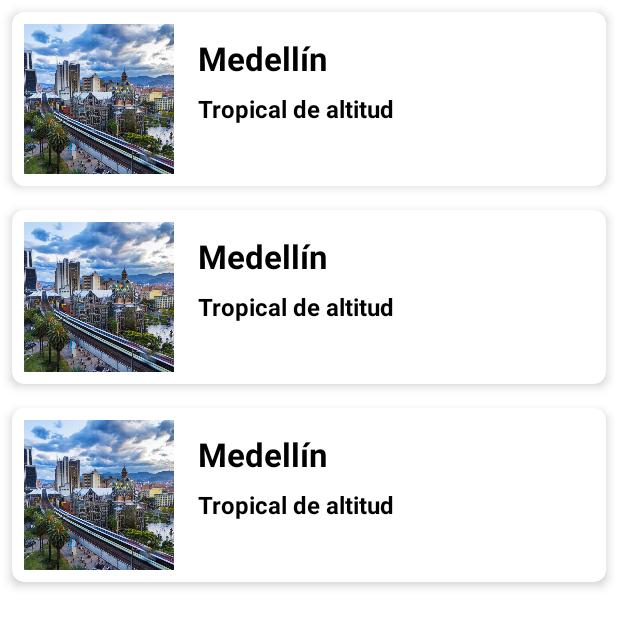
After one commit to fedeasaldar3/HelloWorld3, an Android app: the layout activity_list_places.xml on its own in the app's theme, with its tools: preview values and no code run, on a phone screen of 412 x 824 dp. The commit adds this screen. Shown: the top 627 px of the screen. Run offline under Robolectric (Android 15) with nearby library versions, the phone set to English and light mode, and no system bars.

Commit message:
* RecyclerView added with local data, but images usings links and Picasso Library

```diff
--- a/app/build.gradle
+++ b/app/build.gradle
@@ -38,6 +38,7 @@ dependencies {
     implementation 'androidx.appcompat:appcompat:1.6.1'
     implementation 'com.google.android.material:material:1.11.0'
     implementation 'androidx.constraintlayout:constraintlayout:2.1.4'
+    implementation 'com.squareup.picasso:picasso:2.71828'
     testImplementation 'junit:junit:4.13.2'
     androidTestImplementation 'androidx.test.ext:junit:1.1.5'
     androidTestImplementation 'androidx.test.espresso:espresso-core:3.5.1'
--- a/app/src/main/java/com/example/helloworld/Place.kt
+++ b/app/src/main/java/com/example/helloworld/Place.kt
@@ -6,5 +6,5 @@ data class Place(
     val weather: String,
     val themes: String,
     val typePlace: String,
-    val photo: Int
+    val photo: String
 )
--- a/app/src/main/java/com/example/helloworld/PlaceRegistrationActivity.kt
+++ b/app/src/main/java/com/example/helloworld/PlaceRegistrationActivity.kt
@@ -56,7 +56,7 @@ class PlaceRegistrationActivity : AppCompatActivity() {
                 typeOfPlace
             )
 
-            val place = Place(namePlace, nameCountry, weather, themes, typeOfPlace, R.drawable.santo1)
+            val place = Place(namePlace, nameCountry, weather, themes, typeOfPlace, "https://fedelsahostels.com/wp-content/uploads/2020/07/Copy-of-org_c7f0aa8f36491f97_1537962468000-e1598367187404-1.jpg")
 
         }
 
--- /dev/null
+++ b/app/src/main/res/layout/activity_list_places.xml
@@ -0,0 +1,20 @@
+<?xml version="1.0" encoding="utf-8"?>
+<androidx.constraintlayout.widget.ConstraintLayout xmlns:android="http://schemas.android.com/apk/res/android"
+    xmlns:app="http://schemas.android.com/apk/res-auto"
+    xmlns:tools="http://schemas.android.com/tools"
+    android:layout_width="match_parent"
+    android:layout_height="match_parent"
+    tools:context=".ListPlacesActivity">
+
+    <androidx.recyclerview.widget.RecyclerView
+        android:id="@+id/places_rv"
+        android:layout_width="0dp"
+        android:layout_height="0dp"
+        app:layout_constraintBottom_toBottomOf="parent"
+        app:layout_constraintEnd_toEndOf="parent"
+        app:layout_constraintHorizontal_bias="0.0"
+        app:layout_constraintStart_toStartOf="parent"
+        app:layout_constraintTop_toTopOf="parent"
+        app:layout_constraintVertical_bias="0.0"
+        tools:listitem="@layout/card_view_place_item" />
+</androidx.constraintlayout.widget.ConstraintLayout>
--- /dev/null
+++ b/app/src/main/res/layout/card_view_place_item.xml
@@ -0,0 +1,62 @@
+<?xml version="1.0" encoding="utf-8"?>
+<androidx.constraintlayout.widget.ConstraintLayout xmlns:android="http://schemas.android.com/apk/res/android"
+    xmlns:app="http://schemas.android.com/apk/res-auto"
+    xmlns:tools="http://schemas.android.com/tools"
+    android:layout_width="match_parent"
+    android:layout_height="wrap_content">
+
+    <androidx.cardview.widget.CardView
+        android:layout_width="0dp"
+        android:layout_height="wrap_content"
+        android:layout_marginStart="8dp"
+        android:layout_marginTop="8dp"
+        android:layout_marginEnd="8dp"
+        android:layout_marginBottom="8dp"
+        app:cardCornerRadius="8dp"
+        app:cardElevation="4dp"
+        app:layout_constraintBottom_toBottomOf="parent"
+        app:layout_constraintEnd_toEndOf="parent"
+        app:layout_constraintStart_toStartOf="parent"
+        app:layout_constraintTop_toTopOf="parent">
+
+        <androidx.constraintlayout.widget.ConstraintLayout
+            android:layout_width="match_parent"
+            android:layout_height="match_parent">
+
+            <ImageView
+                android:id="@+id/picture_iv"
+                android:layout_width="100dp"
+                android:layout_height="100dp"
+                android:layout_marginStart="8dp"
+                android:layout_marginTop="8dp"
+                android:layout_marginBottom="8dp"
+                android:scaleType="centerCrop"
+                app:layout_constraintBottom_toBottomOf="parent"
+                app:layout_constraintStart_toStartOf="parent"
+                app:layout_constraintTop_toTopOf="parent"
+                app:srcCompat="@drawable/hm_medellin" />
+
+            <TextView
+                android:id="@+id/name_tv"
+                style="@style/title_text"
+                android:layout_width="wrap_content"
+                android:layout_height="wrap_content"
+                android:layout_marginStart="16dp"
+                android:layout_marginTop="16dp"
+                android:text="Medellín"
+                app:layout_constraintStart_toEndOf="@+id/picture_iv"
+                app:layout_constraintTop_toTopOf="parent" />
+
+            <TextView
+                android:id="@+id/climate_tv"
+                style="@style/subtitle_text"
+                android:layout_width="wrap_content"
+                android:layout_height="wrap_content"
+                android:layout_marginStart="16dp"
+                android:layout_marginTop="8dp"
+                android:text="@string/tropical_highland"
+                app:layout_constraintStart_toEndOf="@+id/picture_iv"
+                app:layout_constraintTop_toBottomOf="@+id/name_tv" />
+        </androidx.constraintlayout.widget.ConstraintLayout>
+    </androidx.cardview.widget.CardView>
+</androidx.constraintlayout.widget.ConstraintLayout>
--- a/app/src/main/res/values/strings.xml
+++ b/app/src/main/res/values/strings.xml
@@ -20,6 +20,7 @@
     <string name="events">Eventos</string>
     <string name="gastronomy">Gastronomía</string>
     <string name="type_of_place">Tipo de lugar:</string>
+    <string name="tropical_highland">Tropical de altitud</string>
 
     <string-array name="type_place_array">
         <item>Parques</item>
```
Also changed, not shown: app/src/main/AndroidManifest.xml (+11 -2 lines), app/src/main/java/com/example/helloworld/ListPlacesActivity.kt (added, +84 -0 lines), app/src/main/java/com/example/helloworld/PlacesAdapter.kt (added, +41 -0 lines), app/src/main/res/drawable-v24/hm_medellin.jpeg (added), 1 other file.
